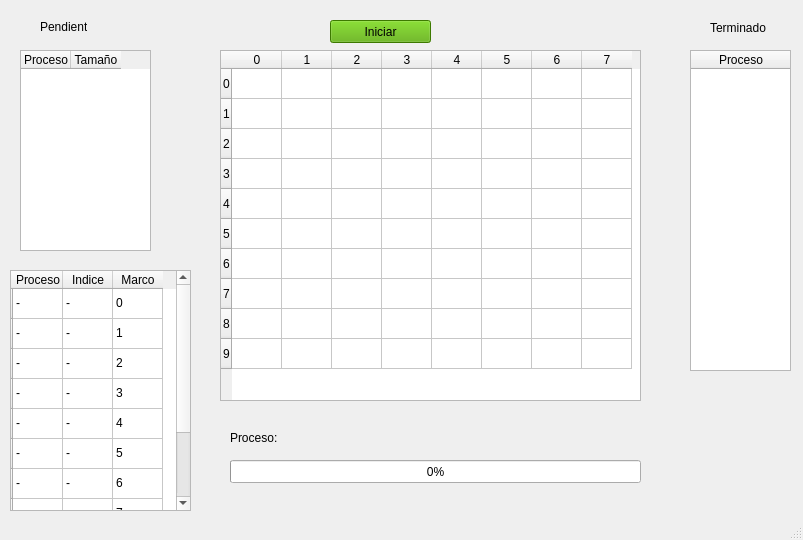
First picture: the form in prueba.ui, repository diegoivan1987/practicasSSO, before the edit.
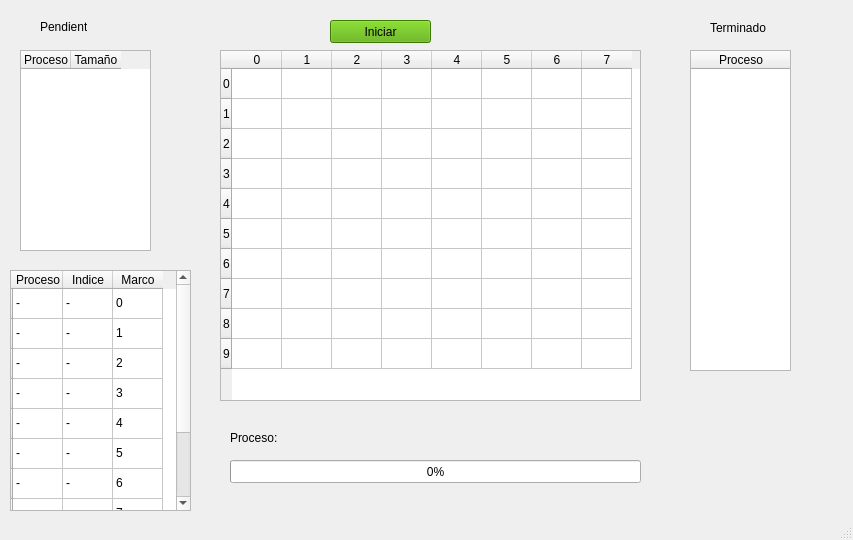
Second picture: the form after the edit.

Patch:
```diff
--- a/prueba.ui
+++ b/prueba.ui
@@ -6,7 +6,7 @@
    <rect>
     <x>0</x>
     <y>0</y>
-    <width>803</width>
+    <width>853</width>
     <height>540</height>
    </rect>
   </property>
```
